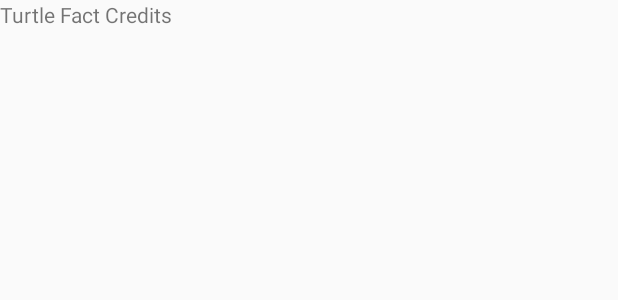
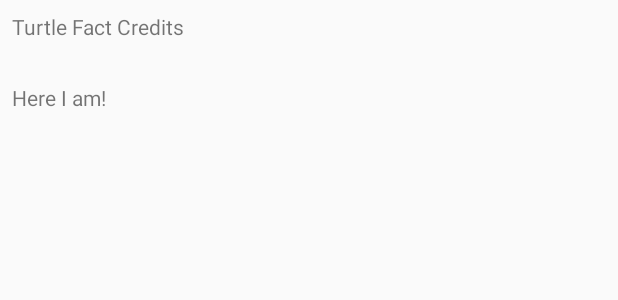
Before and after one commit to keyeona/TurtleUp, an Android app: the layout fragment_credits.xml on its own in the app's theme, with its tools: preview values and no code run, on a phone screen of 412 x 824 dp. Shown: the top 300 px of the screen. Run offline under Robolectric (Android 15) with nearby library versions, the phone set to English and light mode, and no system bars.

Commit message:
Added credits

```diff
--- a/app/src/main/res/layout/fragment_credits.xml
+++ b/app/src/main/res/layout/fragment_credits.xml
@@ -1,21 +1,40 @@
 <?xml version="1.0" encoding="utf-8"?>
 <FrameLayout xmlns:android="http://schemas.android.com/apk/res/android"
+    xmlns:app="http://schemas.android.com/apk/res-auto"
+    xmlns:tools="http://schemas.android.com/tools"
     android:layout_width="match_parent" android:layout_height="match_parent">
 
     <android.support.constraint.ConstraintLayout
         android:layout_width="match_parent"
-        android:layout_height="wrap_content">
+        android:layout_height="match_parent">
 
         <TextView
             android:id="@+id/credits_title_label"
             android:layout_width="match_parent"
+            android:layout_height="39dp"
+            android:layout_marginStart="8dp"
+            android:layout_marginLeft="8dp"
+            android:layout_marginTop="8dp"
+            android:layout_marginEnd="8dp"
+            android:layout_marginRight="8dp"
+            android:text="@string/credits_title_label"
+            app:layout_constraintEnd_toEndOf="parent"
+            app:layout_constraintStart_toStartOf="parent"
+            app:layout_constraintTop_toTopOf="parent" />
+
+        <TextView
+            android:id="@+id/credits_text_view"
+            android:layout_width="match_parent"
             android:layout_height="wrap_content"
-            android:text="@string/credits_title_label"/>
-
-        <android.support.v7.widget.RecyclerView
-            android:id="@+id/credits_recycler_view"
-            android:layout_width="match_parent"
-            android:layout_height="wrap_content"></android.support.v7.widget.RecyclerView>
+            android:layout_marginStart="8dp"
+            android:layout_marginLeft="8dp"
+            android:layout_marginTop="8dp"
+            android:layout_marginEnd="8dp"
+            android:layout_marginRight="8dp"
+            android:text="Here I am!"
+            app:layout_constraintEnd_toEndOf="parent"
+            app:layout_constraintStart_toStartOf="parent"
+            app:layout_constraintTop_toBottomOf="@+id/credits_title_label" />
     </android.support.constraint.ConstraintLayout>
 
 </FrameLayout>
```
Also changed, not shown: app/src/main/AndroidManifest.xml (+12 -1 lines), app/src/main/java/com/keyeonacole/turtleup/CreditsFragment.java (+11 -0 lines), app/src/main/java/com/keyeonacole/turtleup/MainActivity.java (+9 -0 lines), app/src/main/java/com/keyeonacole/turtleup/MotiWidget.java (added, +57 -0 lines), app/src/main/res/layout/moti_widget.xml (added, +21 -0 lines), app/src/main/res/values-v14/dimens.xml (added, +10 -0 lines), app/src/main/res/values/dimens.xml (added, +10 -0 lines), app/src/main/res/values/strings.xml (+8 -2 lines), app/src/main/res/xml/moti_widget_info.xml (added, +10 -0 lines), app/src/main/res/drawable-nodpi/example_appwidget_preview.png (added).
